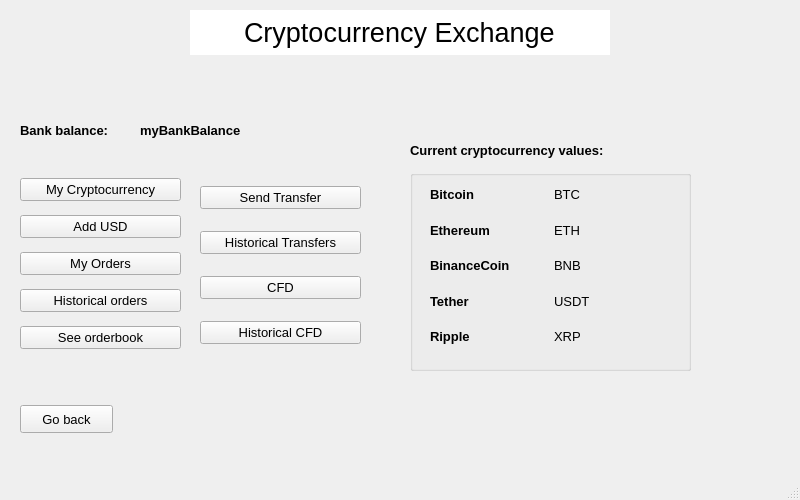
Qt form cryptocurrency-exchange/mainwindow.ui (Lyczeq/cryptocurrency-exchange) before a commit.
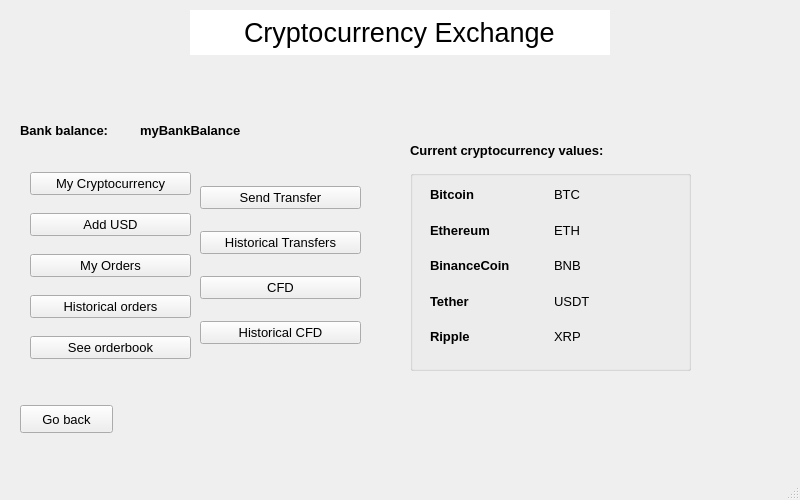
The same form after that commit. The open tabs and pages were chosen to show the change. Custom widgets are drawn as their Qt base class.

What changed in the file:
```diff
--- a/cryptocurrency-exchange/mainwindow.ui
+++ b/cryptocurrency-exchange/mainwindow.ui
@@ -16,6 +16,9 @@
   <property name="windowTitle">
    <string>MainWindow</string>
   </property>
+  <property name="styleSheet">
+   <string notr="true"/>
+  </property>
   <widget class="QWidget" name="centralwidget">
    <widget class="QLineEdit" name="title">
     <property name="geometry">
@@ -60,6 +63,9 @@
       <pointsize>10</pointsize>
      </font>
     </property>
+    <property name="styleSheet">
+     <string notr="true"/>
+    </property>
     <property name="currentIndex">
      <number>0</number>
     </property>
@@ -966,10 +972,10 @@
      <widget class="QWidget" name="verticalLayoutWidget_3">
       <property name="geometry">
        <rect>
-        <x>20</x>
-        <y>90</y>
+        <x>30</x>
+        <y>80</y>
         <width>161</width>
-        <height>191</height>
+        <height>211</height>
        </rect>
       </property>
       <layout class="QVBoxLayout" name="verticalLayout_8">
@@ -981,6 +987,9 @@
            <pointsize>10</pointsize>
           </font>
          </property>
+         <property name="styleSheet">
+          <string notr="true"/>
+         </property>
          <property name="text">
           <string>My Cryptocurrency</string>
          </property>
@@ -994,6 +1003,9 @@
            <pointsize>10</pointsize>
           </font>
          </property>
+         <property name="styleSheet">
+          <string notr="true"/>
+         </property>
          <property name="text">
           <string>Add USD</string>
          </property>
@@ -1007,6 +1019,9 @@
            <pointsize>10</pointsize>
           </font>
          </property>
+         <property name="styleSheet">
+          <string notr="true"/>
+         </property>
          <property name="text">
           <string>My Orders</string>
          </property>
@@ -1020,6 +1035,9 @@
            <pointsize>10</pointsize>
           </font>
          </property>
+         <property name="styleSheet">
+          <string notr="true"/>
+         </property>
          <property name="text">
           <string>Historical orders</string>
          </property>
@@ -1033,6 +1051,9 @@
            <pointsize>10</pointsize>
           </font>
          </property>
+         <property name="styleSheet">
+          <string notr="true"/>
+         </property>
          <property name="text">
           <string>See orderbook</string>
          </property>
```
Left out of the diff: 129 changed lines with no effect on the pictures.
